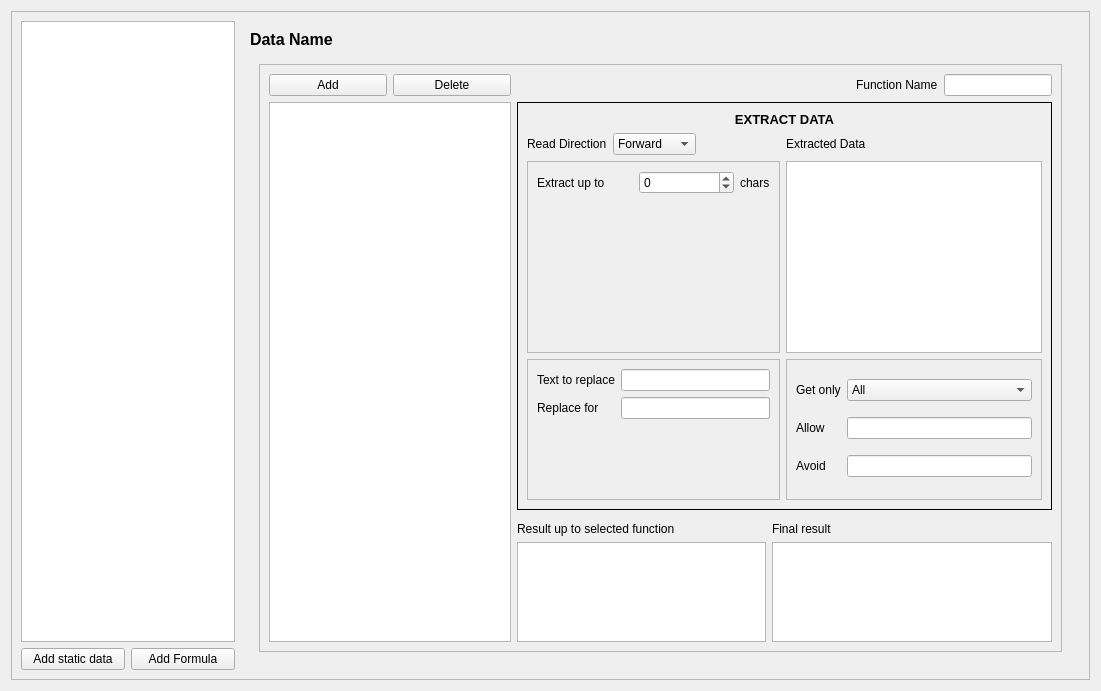
Above: ui/PEsquemaPage.ui from icampsi/FindWhat before the change. Below: the same form after it.
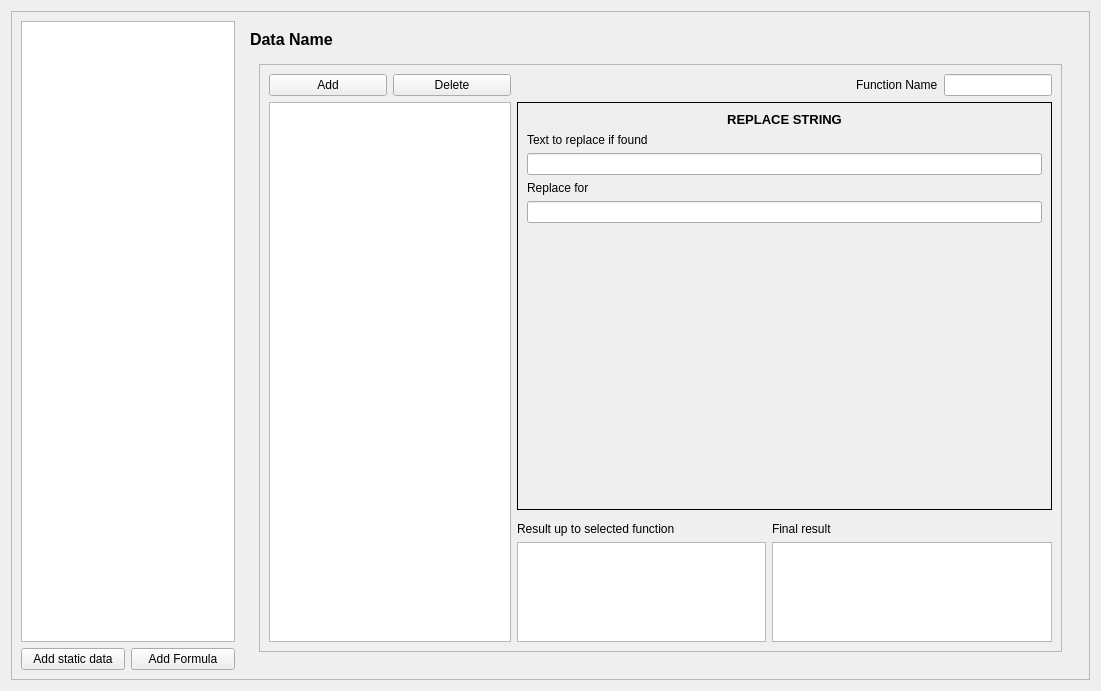
That is the form after the change. Custom widgets are drawn as their Qt base class.

Patch:
```diff
--- a/ui/PEsquemaPage.ui
+++ b/ui/PEsquemaPage.ui
@@ -207,7 +207,7 @@
                     <enum>QFrame::Plain</enum>
                    </property>
                    <property name="currentIndex">
-                    <number>5</number>
+                    <number>6</number>
                    </property>
                    <widget class="QWidget" name="NewFunction">
                     <layout class="QGridLayout" name="gridLayout_8"/>
@@ -662,8 +662,8 @@
                          <rect>
                           <x>0</x>
                           <y>0</y>
-                          <width>275</width>
-                          <height>171</height>
+                          <width>218</width>
+                          <height>68</height>
                          </rect>
                         </property>
                         <layout class="QGridLayout" name="gridLayout_2">
@@ -895,6 +895,56 @@
                      </item>
                     </layout>
                    </widget>
+                   <widget class="QWidget" name="page">
+                    <layout class="QVBoxLayout" name="verticalLayout_3">
+                     <item>
+                      <widget class="QLabel" name="label_replaceString">
+                       <property name="sizePolicy">
+                        <sizepolicy hsizetype="Preferred" vsizetype="Fixed">
+                         <horstretch>0</horstretch>
+                         <verstretch>0</verstretch>
+                        </sizepolicy>
+                       </property>
+                       <property name="text">
+                        <string>&lt;html&gt;&lt;head/&gt;&lt;body&gt;&lt;p align=&quot;center&quot;&gt;&lt;span style=&quot; font-size:10pt; font-weight:700;&quot;&gt;REPLACE STRING&lt;/span&gt;&lt;/p&gt;&lt;/body&gt;&lt;/html&gt;</string>
+                       </property>
+                      </widget>
+                     </item>
+                     <item>
+                      <widget class="QLabel" name="label_4">
+                       <property name="text">
+                        <string>Text to replace if found</string>
+                       </property>
+                      </widget>
+                     </item>
+                     <item>
+                      <widget class="QLineEdit" name="lineEdit_globalToReplace"/>
+                     </item>
+                     <item>
+                      <widget class="QLabel" name="label_5">
+                       <property name="text">
+                        <string>Replace for</string>
+                       </property>
+                      </widget>
+                     </item>
+                     <item>
+                      <widget class="QLineEdit" name="lineEdit_globalReplaceFor"/>
+                     </item>
+                     <item>
+                      <spacer name="verticalSpacer_5">
+                       <property name="orientation">
+                        <enum>Qt::Vertical</enum>
+                       </property>
+                       <property name="sizeHint" stdset="0">
+                        <size>
+                         <width>20</width>
+                         <height>40</height>
+                        </size>
+                       </property>
+                      </spacer>
+                     </item>
+                    </layout>
+                   </widget>
                   </widget>
                  </item>
                  <item row="4" column="2">
```
